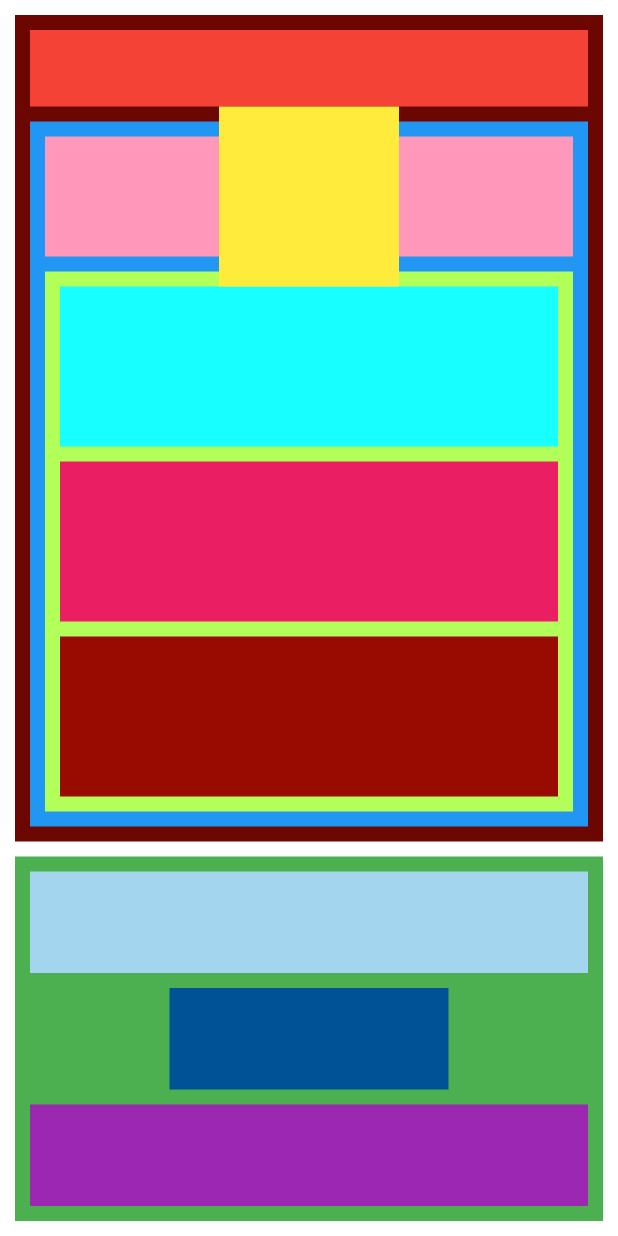
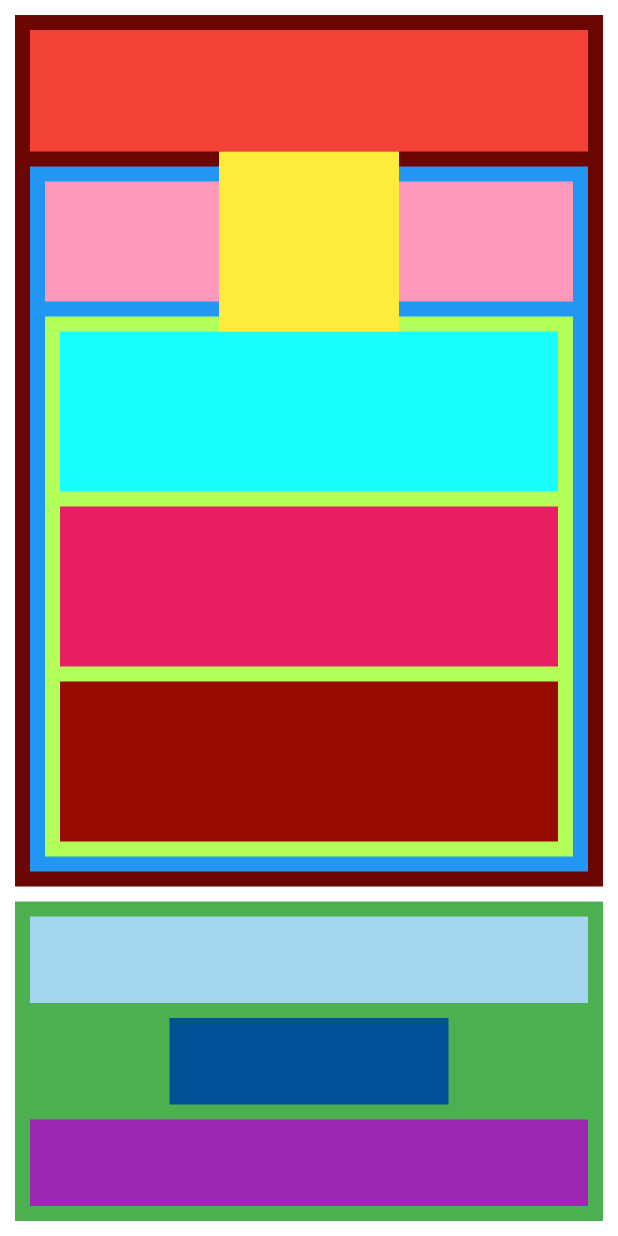
Before and after one commit to ThomHoogmoed/Flutter_webblocks, a Flutter app: the screen it shows after launch, on a phone screen of 412 x 824 dp. Run offline on Flutter 3.47's test engine with Material 3 defaults, Android fonts, the phone set to English and light mode, and no system bars.

Commit message:
feat: improved responsiveness of webblocks 8

```diff
--- a/webblocks8/lib/Views/webblocks_screen.dart
+++ b/webblocks8/lib/Views/webblocks_screen.dart
@@ -11,6 +11,7 @@ class WebblocksScreen extends StatelessWidget {
       backgroundColor: Colors.white,
       body: LayoutBuilder(
         builder: (context, constraints) {
+          print(constraints.maxHeight);
           if (constraints.maxWidth > 500) {
             return Padding(
               padding: EdgeInsetsGeometry.all(10),
@@ -37,22 +38,41 @@ class WebblocksScreen extends StatelessWidget {
                       height: totalFixed,
                       child: DarkRed(constraints: constraints),
                     ),
-                    SizedBox(height: gap),
+                    SizedBox(height: 0),
                     SizedBox(height: 0, child: DarkGreen(constraints: constraints)),
+                  ],
+                ),
+              );
+            } else if (constraints.maxHeight - totalFixed < 40 && constraints.maxHeight > 30) {
+              double redHeight = 500;
+              double greenHeight = 0;
+              return Padding(
+                padding: EdgeInsets.all(padding),
+                child: Column(
+                  children: [
+                    SizedBox(
+                      height: redHeight + constraints.maxHeight - totalFixed - 30 ,
+                      child: DarkRed(constraints: constraints),
+                    ),
+                    SizedBox(height: 0),
+                    SizedBox(
+                      height: greenHeight,
+                      child: DarkGreen(constraints: constraints),
+                    ),
                   ],
                 ),
               );
             } else {
               double restHeight = constraints.maxHeight - totalFixed;
               print("rest: $restHeight");
-              double redHeight = restHeight / 4;
-              double greenHeight = restHeight * 3 / 4;
+              double redHeight = restHeight > 0 ? (restHeight / 4) + totalFixed : 470;
+              double greenHeight = restHeight > 0 ? (restHeight * 3 / 4) - 30 : 0;
               return Padding(
                 padding: EdgeInsets.all(padding),
                 child: Column(
                   children: [
                     SizedBox(
-                      height: fixedSize + redHeight,
+                      height: redHeight,
                       child: DarkRed(constraints: constraints),
                     ),
                     SizedBox(height: gap),
--- a/webblocks8/lib/Widgets/darkgreen.dart
+++ b/webblocks8/lib/Widgets/darkgreen.dart
@@ -31,11 +31,11 @@ class DarkGreen extends StatelessWidget {
           child: Column(
             children: [
               Expanded(child: Container(color: const Color.fromARGB(255, 163, 213, 238))),
-              SizedBox(height: 10),
+              SizedBox(height: constraints.maxHeight>595? 10: 0),
               Expanded(
                 child: Container(color: const Color.fromARGB(255, 0, 82, 150), width: (constraints.maxWidth - 40) / 2),
               ),
-              SizedBox(height: 10),
+              SizedBox(height: constraints.maxHeight>595? 10: 0),
               Expanded(child: Container(color: Colors.purple)),
             ],
           ),
```
